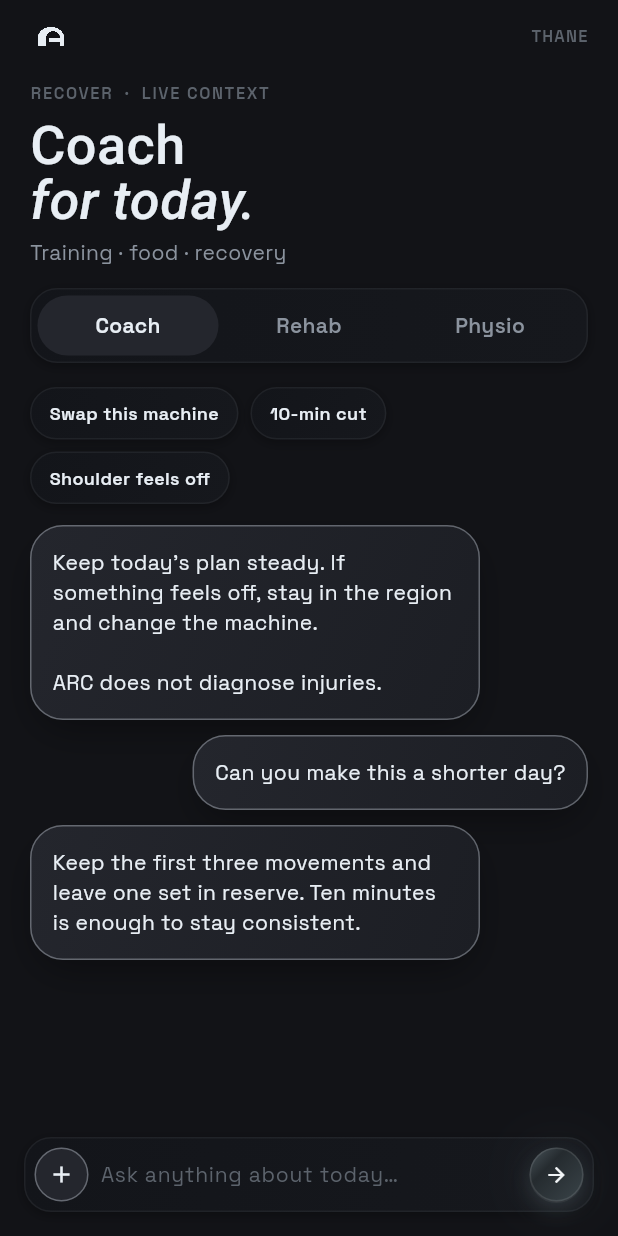
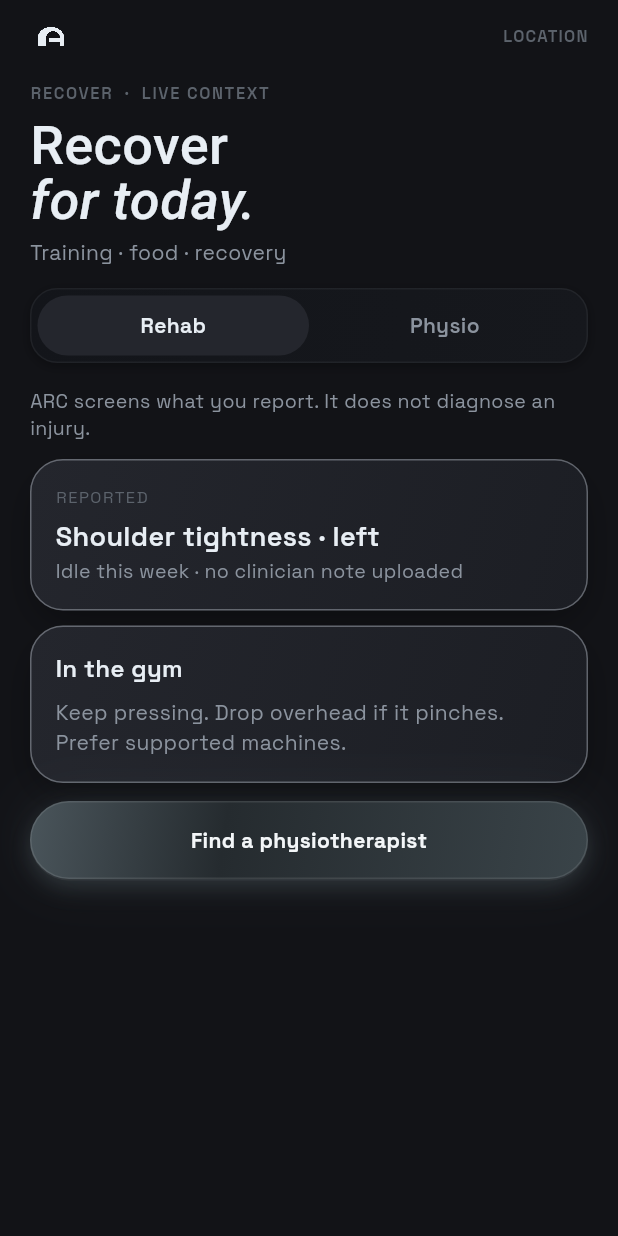
Before and after one commit to DarkKnight27x/Arc, a Flutter app: the CoachPage screen opened directly, on a phone screen of 412 x 824 dp. Run offline on Flutter 3.47's test engine with Material 3 defaults, Android fonts, the phone set to English and light mode, and no system bars; our stand-ins replace geocoding, geolocator, google_fonts, shelf, supabase_flutter, webview_flutter; missing offline and left inert: health; accounts and stored records are empty.

Commit message:
Coach page moved, Location services enabled.

```diff
--- a/lib/coach_page.dart
+++ b/lib/coach_page.dart
@@ -1,8 +1,13 @@
 import 'package:flutter/material.dart';
 import 'theme_ctrl.dart';
+import 'widgets/location_label.dart';
 
 class CoachPage extends StatefulWidget {
-  const CoachPage({super.key});
+  const CoachPage({super.key, this.coachOnly = false, this.session});
+
+  final bool coachOnly;
+  final String? session;
+
   @override
   State<CoachPage> createState() => _CoachPageState();
 }
@@ -67,9 +72,10 @@
             p.$3.toLowerCase().contains(q))
             .toList();
 
-        return ColoredBox(
-          color: c.page,
-          child: SafeArea(
+        return Scaffold(
+          backgroundColor: c.page,
+          resizeToAvoidBottomInset: true,
+          body: SafeArea(
             bottom: false,
             child: Column(
               children: [
@@ -79,18 +85,24 @@
                     children: [
                       Row(
                         children: [
+                          if (widget.coachOnly)
+                            IconButton(
+                              onPressed: () => Navigator.of(context).pop(),
+                              icon: Icon(Icons.arrow_back, color: c.ink),
+                              padding: EdgeInsets.zero,
+                              constraints: const BoxConstraints(),
+                            ),
+                          if (widget.coachOnly) const SizedBox(width: 12),
                           const ArcLogo(),
                           const Spacer(),
-                          Text('THANE',
-                              style: TextStyle(
-                                  fontSize: 11,
-                                  letterSpacing: 0.8,
-                                  fontWeight: FontWeight.w600,
-                                  color: c.faint)),
+                            LocationLabel(c: c),
                         ],
                       ),
                       const SizedBox(height: 16),
-                      Text('RECOVER  ·  LIVE CONTEXT',
+                        Text(
+                          widget.coachOnly
+                            ? 'COACH  ·  LIVE CONTEXT'
+                            : 'RECOVER  ·  LIVE CONTEXT',
                           style: TextStyle(
                               fontSize: 11,
                               letterSpacing: 1.1,
@@ -99,7 +111,7 @@
                       const SizedBox(height: 8),
                       Text.rich(TextSpan(children: [
                         TextSpan(
-                            text: 'Coach\n',
+                            text: widget.coachOnly ? 'Coach\n' : 'Recover\n',
                             style: TextStyle(
                                 fontSize: 36,
                                 height: 1.02,
@@ -115,31 +127,33 @@
                                 color: c.ink)),
                       ])),
                       const SizedBox(height: 6),
-                      Text('Training · food · recovery',
+                      Text(
+                          widget.coachOnly
+                              ? (widget.session ?? 'Training context')
+                              : 'Training · food · recovery',
                           style: TextStyle(fontSize: 14, color: c.muted)),
                       const SizedBox(height: 14),
+                      if (!widget.coachOnly)
                         Container(
                           padding: const EdgeInsets.all(4),
                           decoration: metalWell(c),
                           child: Row(
                             children: [
-                            _Seg('Coach', tab == 0, c,
+                              _Seg('Rehab', tab == 0, c,
                                   () => setState(() => tab = 0)),
-                            _Seg('Rehab', tab == 1, c,
+                              _Seg('Physio', tab == 1, c,
                                   () => setState(() => tab = 1)),
-                            _Seg('Physio', tab == 2, c,
-                                    () => setState(() => tab = 2)),
                             ],
                           ),
                         ),
                       const SizedBox(height: 16),
-                      if (tab == 0) _coach(c),
-                      if (tab == 1) _rehab(c),
-                      if (tab == 2) _physio(c, list),
+                      if (widget.coachOnly) _coach(c),
+                      if (!widget.coachOnly && tab == 0) _rehab(c),
+                      if (!widget.coachOnly && tab == 1) _physio(c, list),
                     ],
                   ),
                 ),
-                if (tab == 0) _composer(c),
+                if (widget.coachOnly) _composer(c),
               ],
             ),
           ),
@@ -193,11 +207,25 @@
               child: TextField(
                 controller: input,
                 style: TextStyle(color: c.ink),
+                cursorColor: c.ice,
                 onSubmitted: (_) => _send(),
                 decoration: InputDecoration(
                   hintText: 'Ask anything about today…',
                   hintStyle: TextStyle(color: c.faint, fontSize: 14),
-                  border: InputBorder.none,
+                  filled: true,
+                  fillColor: c.chip,
+                  contentPadding: const EdgeInsets.symmetric(
+                    horizontal: 12,
+                    vertical: 10,
+                  ),
+                  enabledBorder: OutlineInputBorder(
+                    borderRadius: BorderRadius.circular(14),
+                    borderSide: BorderSide(color: c.line),
+                  ),
+                  focusedBorder: OutlineInputBorder(
+                    borderRadius: BorderRadius.circular(14),
+                    borderSide: BorderSide(color: c.ice),
+                  ),
                   isDense: true,
                 ),
               ),
@@ -269,7 +297,7 @@
         const SizedBox(height: 12),
         MetalBtn(
           label: 'Find a physiotherapist',
-          onTap: () => setState(() => tab = 2),
+          onTap: () => setState(() => tab = 1),
         ),
       ],
     );
--- /dev/null
+++ b/lib/data/location_service.dart
@@ -0,0 +1,80 @@
+import 'package:flutter/foundation.dart';
+import 'package:geocoding/geocoding.dart';
+import 'package:geolocator/geolocator.dart';
+
+class LocationService {
+  LocationService._();
+
+  static Future<String>? _displayLocation;
+
+  static Future<String> displayLocation() {
+    debugPrint(
+      '[LocationService] displayLocation: '
+      '${_displayLocation == null ? 'requesting position' : 'reusing in-memory result'}',
+    );
+    return _displayLocation ??= _loadDisplayLocation();
+  }
+
+  static Future<String> _loadDisplayLocation() async {
+    try {
+      final serviceEnabled = await Geolocator.isLocationServiceEnabled();
+      debugPrint('[LocationService] service enabled: $serviceEnabled');
+      if (!serviceEnabled) {
+        debugPrint('[LocationService] final city/locality: LOCATION OFF');
+        return 'LOCATION OFF';
+      }
+
+      var permission = await Geolocator.checkPermission();
+      debugPrint('[LocationService] permission status: $permission');
+      if (permission == LocationPermission.denied) {
+        permission = await Geolocator.requestPermission();
+        debugPrint('[LocationService] permission after request: $permission');
+      }
+
+      if (permission == LocationPermission.denied ||
+          permission == LocationPermission.deniedForever) {
+        debugPrint('[LocationService] final city/locality: LOCATION OFF');
+        return 'LOCATION OFF';
+      }
+
+      final position = await Geolocator.getCurrentPosition(
+        locationSettings: const LocationSettings(
+          accuracy: LocationAccuracy.medium,
+        ),
+      );
+      debugPrint(
+        '[LocationService] position: latitude=${position.latitude}, '
+        'longitude=${position.longitude}, timestamp=${position.timestamp}',
+      );
+      final places = await Geocoding().placemarkFromCoordinates(
+        position.latitude,
+        position.longitude,
+      );
+      debugPrint('[LocationService] reverse-geocoded placemarks: $places');
+      if (places.isEmpty) {
+        debugPrint('[LocationService] final city/locality: LOCATION');
+        return 'LOCATION';
+      }
+
+      final place = places.first;
+      for (final candidate in <String?>[
+        place.locality,
+        place.subAdministrativeArea,
+      ]) {
+        final displayName = candidate?.trim();
+        if (displayName != null && displayName.isNotEmpty) {
+          final result = displayName.toUpperCase();
+          debugPrint('[LocationService] final city/locality: $result');
+          return result;
+        }
+      }
+      debugPrint('[LocationService] final city/locality: LOCATION');
+      return 'LOCATION';
+    } catch (error, stackTrace) {
+      debugPrint('[LocationService] error: $error');
+      debugPrintStack(stackTrace: stackTrace);
+      debugPrint('[LocationService] final city/locality: LOCATION');
+      return 'LOCATION';
+    }
+  }
+}
--- /dev/null
+++ b/lib/widgets/location_label.dart
@@ -0,0 +1,44 @@
+import 'package:flutter/material.dart';
+import 'package:flutter/foundation.dart';
+
+import '../data/location_service.dart';
+import '../theme_ctrl.dart';
+
+class LocationLabel extends StatefulWidget {
+  const LocationLabel({super.key, required this.c});
+
+  final ArcColors c;
+
+  @override
+  State<LocationLabel> createState() => _LocationLabelState();
+}
+
+class _LocationLabelState extends State<LocationLabel> {
+  String _location = 'LOCATING...';
+
+  @override
+  void initState() {
+    super.initState();
+    _loadLocation();
+  }
+
+  Future<void> _loadLocation() async {
+    final location = await LocationService.displayLocation();
+    debugPrint('[LocationLabel] displaying location: $location');
+    if (!mounted) return;
+    setState(() => _location = location);
+  }
+
+  @override
+  Widget build(BuildContext context) {
+    return Text(
+      _location,
+      style: TextStyle(
+        fontSize: 11,
+        letterSpacing: 0.8,
+        fontWeight: FontWeight.w600,
+        color: widget.c.faint,
+      ),
+    );
+  }
+}
--- a/pubspec.yaml
+++ b/pubspec.yaml
@@ -43,6 +43,8 @@
   shelf: ^1.4.2
   path_provider: ^2.1.6
   health: ^13.3.2
+  geolocator: ^14.0.3
+  geocoding: ^5.0.0
 
 dev_dependencies:
   flutter_test:
```
Also changed, not shown: lib/eat_page.dart (+30 -52 lines), lib/home_page.dart (+2 -9 lines), lib/train_page.dart (+4 -59 lines), 2 other files. Lines whose indentation alone changed are shown as unchanged.
